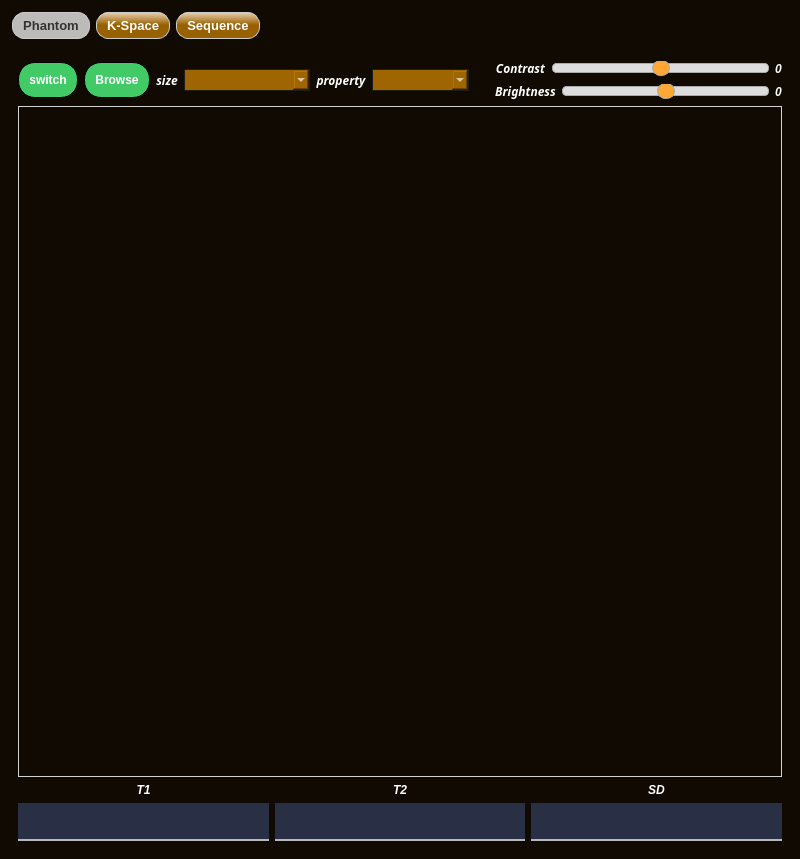
Above: gui.ui from HamzaJamal782/MRI-Image-reconstruction- before the change. Below: the same form after it.
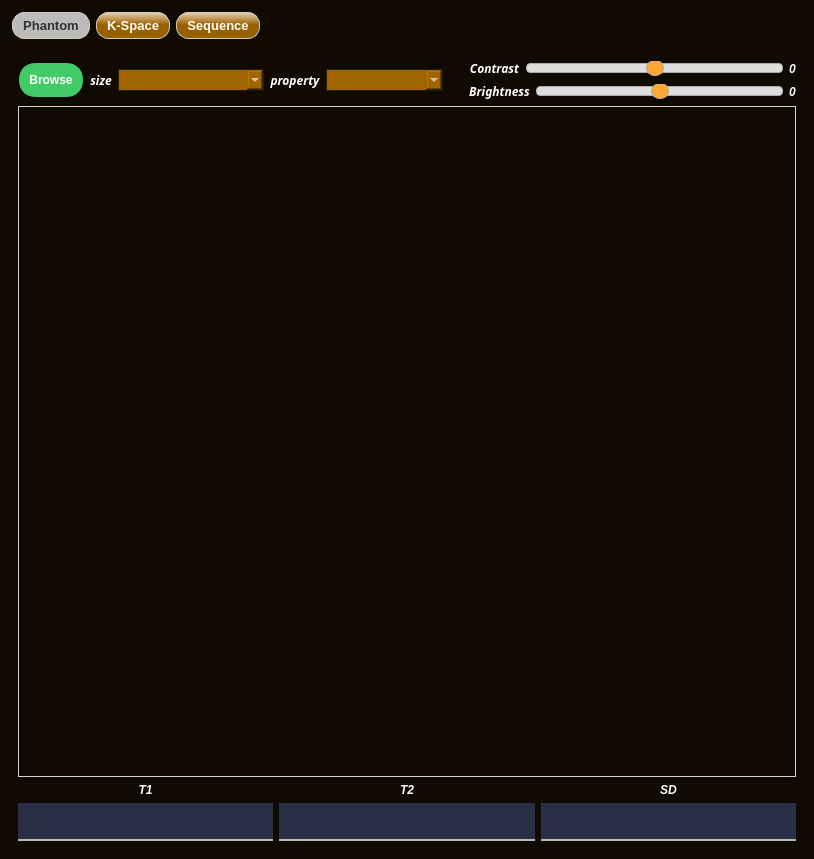
That is the form after the change. Icons and pictures are not drawn.

Commit message: add one window ui and some supported code lines

The edit to the form file:
```diff
--- a/gui.ui
+++ b/gui.ui
@@ -6,7 +6,7 @@
    <rect>
     <x>0</x>
     <y>0</y>
-    <width>800</width>
+    <width>814</width>
     <height>859</height>
    </rect>
   </property>
@@ -340,14 +340,7 @@
            </widget>
           </item>
           <item>
-           <layout class="QHBoxLayout" name="horizontalLayout_3" stretch="0,0,1,1,2">
-            <item>
-             <widget class="QPushButton" name="pushButton_Switch">
-              <property name="text">
-               <string>switch</string>
-              </property>
-             </widget>
-            </item>
+           <layout class="QHBoxLayout" name="horizontalLayout_3" stretch="0,1,1,2">
             <item>
              <widget class="QPushButton" name="pushButton_Browse">
               <property name="text">
@@ -620,6 +613,12 @@
                 <verstretch>0</verstretch>
                </sizepolicy>
               </property>
+              <property name="maximumSize">
+               <size>
+                <width>1920</width>
+                <height>720</height>
+               </size>
+              </property>
               <property name="mouseTracking">
                <bool>true</bool>
               </property>
```
Left out of the diff: 48 changed lines with no effect on the pictures. The commit also changes 4 other files.
